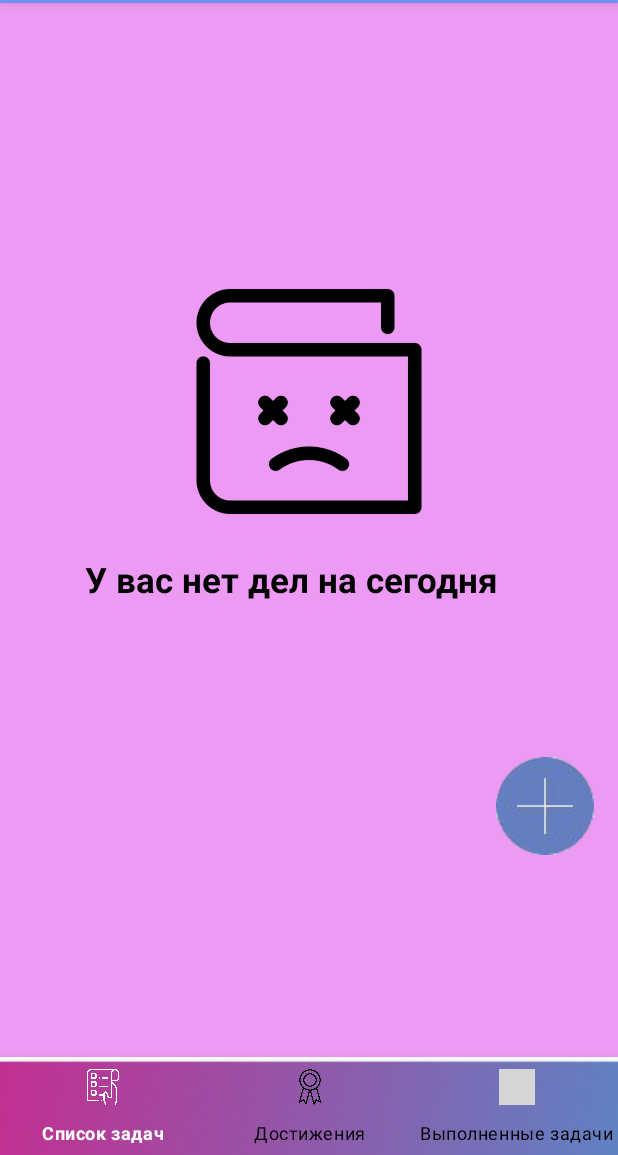
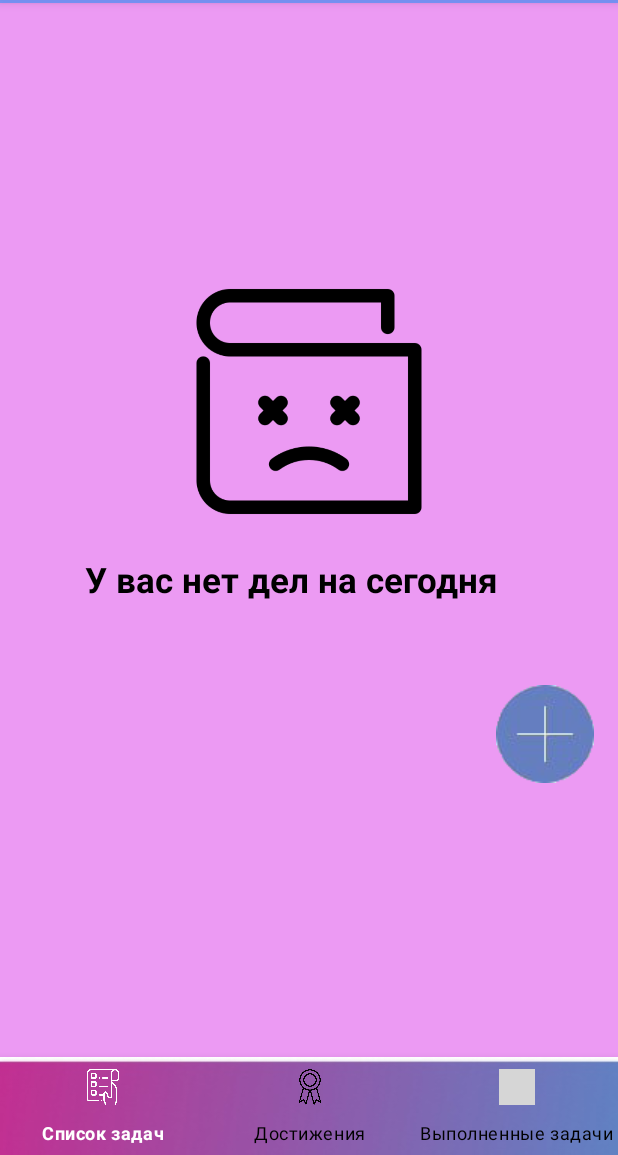
Before and after one commit to GrKnght/SummerPractice-Team7, an Android app: the screen it shows after launch (MainActivity), on a phone screen of 412 x 824 dp, the part 81-1236 px from its top. Run offline under Robolectric (Android 15) with nearby library versions, the phone set to English and light mode, and no system bars; our stand-ins replace navigation-ui; grey boxes are pictures that could not be loaded.

Commit message:
Little modifications

```diff
--- a/app/src/main/res/layout/fragment_daily_task.xml
+++ b/app/src/main/res/layout/fragment_daily_task.xml
@@ -52,7 +52,7 @@
         android:id="@+id/addingTask"
         android:layout_width="65dp"
         android:layout_height="65dp"
-        android:layout_marginTop="92dp"
+        android:layout_marginTop="44dp"
         android:background="@null"
         android:src="@drawable/plus"
         app:layout_constraintEnd_toEndOf="parent"
```
